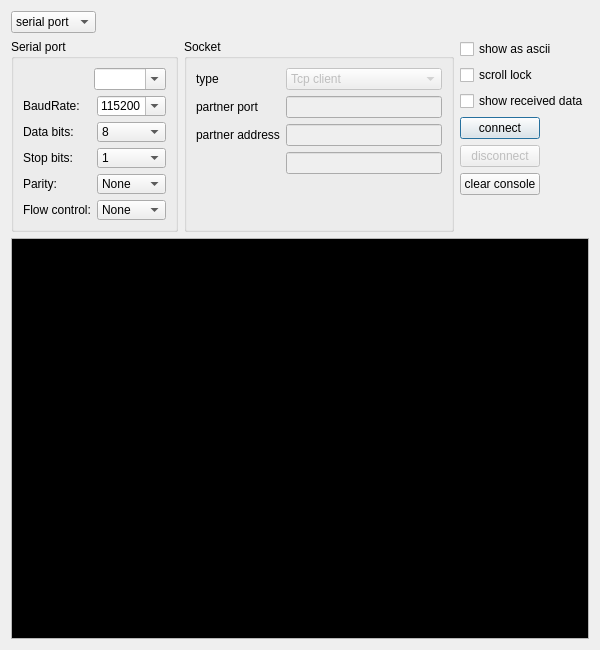
Before: the Qt Designer form ScriptCommunicator/exampleScripts/WorkerScripts/Sniffer/snifferExample.ui in szieke/ScriptCommunicator_serial-terminal, drawn with Qt 5.
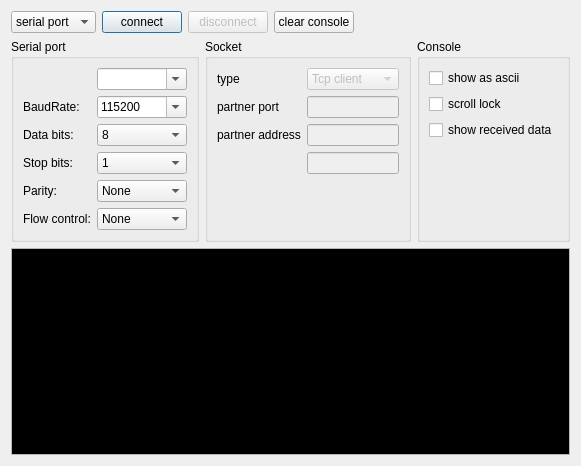
After: the same form once the commit is applied.

What changed in the file:
```diff
--- a/ScriptCommunicator/exampleScripts/WorkerScripts/Sniffer/snifferExample.ui
+++ b/ScriptCommunicator/exampleScripts/WorkerScripts/Sniffer/snifferExample.ui
@@ -6,8 +6,8 @@
    <rect>
     <x>0</x>
     <y>0</y>
-    <width>600</width>
-    <height>650</height>
+    <width>569</width>
+    <height>466</height>
    </rect>
   </property>
   <property name="sizePolicy">
@@ -18,8 +18,8 @@
   </property>
   <property name="minimumSize">
    <size>
-    <width>600</width>
-    <height>650</height>
+    <width>0</width>
+    <height>0</height>
    </size>
   </property>
   <property name="maximumSize">
@@ -48,6 +48,30 @@
        </item>
       </widget>
      </item>
+     <item>
+      <widget class="QPushButton" name="connectButton">
+       <property name="text">
+        <string>connect</string>
+       </property>
+      </widget>
+     </item>
+     <item>
+      <widget class="QPushButton" name="disconnectButton">
+       <property name="enabled">
+        <bool>false</bool>
+       </property>
+       <property name="text">
+        <string>disconnect</string>
+       </property>
+      </widget>
+     </item>
+     <item>
+      <widget class="QPushButton" name="clearConsoleButton">
+       <property name="text">
+        <string>clear console</string>
+       </property>
+      </widget>
+     </item>
      <item>
       <spacer name="horizontalSpacer_3">
        <property name="orientation">
@@ -70,27 +94,18 @@
        <property name="title">
         <string>Serial port</string>
        </property>
-       <layout class="QVBoxLayout" name="verticalLayout">
-        <item>
-         <layout class="QHBoxLayout" name="horizontalLayout" stretch="0,0">
-          <item>
-           <spacer name="horizontalSpacer">
-            <property name="orientation">
-             <enum>Qt::Horizontal</enum>
-            </property>
-            <property name="sizeHint" stdset="0">
-             <size>
-              <width>40</width>
-              <height>20</height>
-             </size>
-            </property>
-           </spacer>
-          </item>
-          <item>
+       <layout class="QGridLayout" name="gridLayout">
+        <item row="0" column="1">
            <widget class="QComboBox" name="serialPortInfoListBox">
+          <property name="sizePolicy">
+           <sizepolicy hsizetype="Preferred" vsizetype="Expanding">
+            <horstretch>0</horstretch>
+            <verstretch>0</verstretch>
+           </sizepolicy>
+          </property>
             <property name="minimumSize">
              <size>
-              <width>69</width>
+            <width>0</width>
               <height>0</height>
              </size>
             </property>
@@ -99,37 +114,146 @@
             </property>
            </widget>
           </item>
-         </layout>
+        <item row="0" column="0">
+         <spacer name="horizontalSpacer">
+          <property name="orientation">
+           <enum>Qt::Horizontal</enum>
+          </property>
+          <property name="sizeHint" stdset="0">
+           <size>
+            <width>40</width>
+            <height>20</height>
+           </size>
+          </property>
+         </spacer>
         </item>
-        <item>
-         <layout class="QVBoxLayout" name="verticalLayout_6">
-          <item>
-           <layout class="QHBoxLayout" name="horizontalLayout_10">
-            <item>
+        <item row="3" column="0">
+         <widget class="QLabel" name="stopBitsLabel">
+          <property name="text">
+           <string>Stop bits:</string>
+          </property>
+         </widget>
+        </item>
+        <item row="1" column="0">
              <widget class="QLabel" name="baudRateLabel">
               <property name="text">
                <string>BaudRate:</string>
               </property>
              </widget>
             </item>
+        <item row="3" column="1">
+         <widget class="QComboBox" name="stopBitsBox">
+          <property name="sizePolicy">
+           <sizepolicy hsizetype="Expanding" vsizetype="Expanding">
+            <horstretch>0</horstretch>
+            <verstretch>0</verstretch>
+           </sizepolicy>
+          </property>
+          <property name="minimumSize">
+           <size>
+            <width>0</width>
+            <height>0</height>
+           </size>
+          </property>
+          <property name="maximumSize">
+           <size>
+            <width>16777215</width>
+            <height>16777215</height>
+           </size>
+          </property>
             <item>
+           <property name="text">
+            <string>1</string>
+           </property>
+          </item>
+          <item>
+           <property name="text">
+            <string>1.5</string>
+           </property>
+          </item>
+          <item>
+           <property name="text">
+            <string>2</string>
+           </property>
+          </item>
+         </widget>
+        </item>
+        <item row="2" column="0">
+         <widget class="QLabel" name="dataBitsLabel">
+          <property name="text">
+           <string>Data bits:</string>
+          </property>
+         </widget>
+        </item>
+        <item row="2" column="1">
+         <widget class="QComboBox" name="dataBitsBox">
+          <property name="sizePolicy">
+           <sizepolicy hsizetype="Expanding" vsizetype="Expanding">
+            <horstretch>0</horstretch>
+            <verstretch>0</verstretch>
+           </sizepolicy>
+          </property>
+          <property name="minimumSize">
+           <size>
+            <width>0</width>
+            <height>0</height>
+           </size>
+          </property>
+          <property name="maximumSize">
+           <size>
+            <width>16777215</width>
+            <height>16777215</height>
+           </size>
+          </property>
+          <property name="baseSize">
+           <size>
+            <width>69</width>
+            <height>20</height>
+           </size>
+          </property>
+          <property name="currentText">
+           <string>8</string>
+          </property>
+          <item>
+           <property name="text">
+            <string>8</string>
+           </property>
+          </item>
+          <item>
+           <property name="text">
+            <string>7</string>
+           </property>
+          </item>
+          <item>
+           <property name="text">
+            <string>6</string>
+           </property>
+          </item>
+          <item>
+           <property name="text">
+            <string>5</string>
+           </property>
+          </item>
+         </widget>
+        </item>
+        <item row="1" column="1">
              <widget class="QComboBox" name="baudRateBox">
               <property name="sizePolicy">
-               <sizepolicy hsizetype="Fixed" vsizetype="Fixed">
+           <sizepolicy hsizetype="Expanding" vsizetype="Expanding">
                 <horstretch>0</horstretch>
                 <verstretch>0</verstretch>
                </sizepolicy>
               </property>
               <property name="minimumSize">
                <size>
-                <width>69</width>
-                <height>20</height>
+            <width>0</width>
+            <height>0</height>
                </size>
               </property>
               <property name="maximumSize">
                <size>
-                <width>69</width>
-                <height>20</height>
+            <width>16777215</width>
+            <height>16777215</height>
                </size>
               </property>
               <property name="baseSize">
@@ -186,145 +310,24 @@
               </item>
              </widget>
             </item>
-           </layout>
-          </item>
-          <item>
-           <layout class="QHBoxLayout" name="horizontalLayout_11">
-            <item>
-             <widget class="QLabel" name="dataBitsLabel">
-              <property name="text">
-               <string>Data bits:</string>
-              </property>
-             </widget>
-            </item>
-            <item>
-             <widget class="QComboBox" name="dataBitsBox">
-              <property name="sizePolicy">
-               <sizepolicy hsizetype="Fixed" vsizetype="Fixed">
-                <horstretch>0</horstretch>
-                <verstretch>0</verstretch>
-               </sizepolicy>
-              </property>
-              <property name="minimumSize">
-               <size>
-                <width>69</width>
-                <height>20</height>
-               </size>
-              </property>
-              <property name="maximumSize">
-               <size>
-                <width>69</width>
-                <height>20</height>
-               </size>
-              </property>
-              <property name="baseSize">
-               <size>
-                <width>69</width>
-                <height>20</height>
-               </size>
-              </property>
-              <property name="currentText">
-               <string>8</string>
-              </property>
-              <item>
-               <property name="text">
-                <string>8</string>
-               </property>
-              </item>
-              <item>
-               <property name="text">
-                <string>7</string>
-               </property>
-              </item>
-              <item>
-               <property name="text">
-                <string>6</string>
-               </property>
-              </item>
-              <item>
-               <property name="text">
-                <string>5</string>
-               </property>
-              </item>
-             </widget>
-            </item>
-           </layout>
-          </item>
-          <item>
-           <layout class="QHBoxLayout" name="horizontalLayout_9">
-            <item>
-             <widget class="QLabel" name="stopBitsLabel">
-              <property name="text">
-               <string>Stop bits:</string>
-              </property>
-             </widget>
-            </item>
-            <item>
-             <widget class="QComboBox" name="stopBitsBox">
-              <property name="sizePolicy">
-               <sizepolicy hsizetype="Fixed" vsizetype="Fixed">
-                <horstretch>0</horstretch>
-                <verstretch>0</verstretch>
-               </sizepolicy>
-              </property>
-              <property name="minimumSize">
-               <size>
-                <width>69</width>
-                <height>20</height>
-               </size>
-              </property>
-              <property name="maximumSize">
-               <size>
-                <width>69</width>
-                <height>20</height>
-               </size>
-              </property>
-              <item>
-               <property name="text">
-                <string>1</string>
-               </property>
-              </item>
-              <item>
-               <property name="text">
-                <string>1.5</string>
-               </property>
-              </item>
-              <item>
-               <property name="text">
-                <string>2</string>
-               </property>
-              </item>
-             </widget>
-            </item>
-           </layout>
-          </item>
-          <item>
-           <layout class="QHBoxLayout" name="horizontalLayout_8">
-            <item>
-             <widget class="QLabel" name="parityLabel">
-              <property name="text">
-               <string>Parity:</string>
-              </property>
-             </widget>
-            </item>
-            <item>
+        <item row="4" column="1">
              <widget class="QComboBox" name="parityBox">
               <property name="sizePolicy">
-               <sizepolicy hsizetype="Fixed" vsizetype="Fixed">
+           <sizepolicy hsizetype="Expanding" vsizetype="Expanding">
                 <horstretch>0</horstretch>
                 <verstretch>0</verstretch>
                </sizepolicy>
               </property>
               <property name="minimumSize">
                <size>
-                <width>69</width>
-                <height>20</height>
+            <width>0</width>
+            <height>0</height>
                </size>
               </property>
               <property name="maximumSize">
                <size>
-                <width>69</width>
-                <height>20</height>
+            <width>16777215</width>
+            <height>16777215</height>
                </size>
               </property>
               <item>
@@ -354,35 +357,38 @@
               </item>
              </widget>
             </item>
-           </layout>
-          </item>
-          <item>
-           <layout class="QHBoxLayout" name="horizontalLayout_12" stretch="0,0">
-            <item>
+        <item row="4" column="0">
+         <widget class="QLabel" name="parityLabel">
+          <property name="text">
+           <string>Parity:</string>
+          </property>
+         </widget>
+        </item>
+        <item row="5" column="0">
              <widget class="QLabel" name="flowControlLabel">
               <property name="text">
                <string>Flow control:</string>
               </property>
              </widget>
             </item>
-            <item>
+        <item row="5" column="1">
              <widget class="QComboBox" name="flowControlBox">
               <property name="sizePolicy">
-               <sizepolicy hsizetype="Fixed" vsizetype="Fixed">
+           <sizepolicy hsizetype="Expanding" vsizetype="Expanding">
                 <horstretch>0</horstretch>
                 <verstretch>0</verstretch>
                </sizepolicy>
               </property>
               <property name="minimumSize">
                <size>
-                <width>69</width>
-                <height>20</height>
+            <width>0</width>
+            <height>0</height>
                </size>
               </property>
               <property name="maximumSize">
                <size>
-                <width>69</width>
-                <height>20</height>
+            <width>16777215</width>
+            <height>16777215</height>
                </size>
               </property>
               <item>
@@ -403,11 +409,6 @@
              </widget>
             </item>
            </layout>
-          </item>
-         </layout>
-        </item>
-       </layout>
-       <zorder></zorder>
       </widget>
      </item>
      <item>
@@ -437,6 +438,12 @@
           <property name="enabled">
            <bool>false</bool>
           </property>
+          <property name="sizePolicy">
+           <sizepolicy hsizetype="Expanding" vsizetype="Fixed">
+            <horstretch>0</horstretch>
+            <verstretch>0</verstretch>
+           </sizepolicy>
+          </property>
           <item>
            <property name="text">
             <string>Tcp client</string>
@@ -506,61 +513,63 @@
       </widget>
      </item>
      <item>
-      <layout class="QFormLayout" name="formLayout_2">
-       <property name="fieldGrowthPolicy">
-        <enum>QFormLayout::AllNonFixedFieldsGrow</enum>
+      <widget class="QGroupBox" name="groupBox">
+       <property name="title">
+        <string>Console</string>
        </property>
-       <item row="1" column="0">
+       <layout class="QVBoxLayout" name="verticalLayout">
+        <item>
         <widget class="QCheckBox" name="showAsAsciiCheckBox">
          <property name="text">
           <string>show as ascii</string>
          </property>
         </widget>
        </item>
-       <item row="2" column="0">
+        <item>
         <widget class="QCheckBox" name="scrollLockCheckBox">
          <property name="text">
           <string>scroll lock</string>
          </property>
         </widget>
        </item>
-       <item row="3" column="0">
+        <item>
         <widget class="QCheckBox" name="showReceivedCheckBox">
          <property name="text">
           <string>show received data</string>
          </property>
         </widget>
        </item>
-       <item row="4" column="0">
-        <widget class="QPushButton" name="connectButton">
-         <property name="text">
-          <string>connect</string>
-         </property>
-        </widget>
-       </item>
-       <item row="5" column="0">
-        <widget class="QPushButton" name="disconnectButton">
-         <property name="enabled">
-          <bool>false</bool>
-         </property>
-         <property name="text">
-          <string>disconnect</string>
-         </property>
-        </widget>
-       </item>
-       <item row="6" column="0">
-        <widget class="QPushButton" name="clearConsoleButton">
-         <property name="text">
-          <string>clear console</string>
-         </property>
-        </widget>
-       </item>
-      </layout>
+        <item>
+         <spacer name="verticalSpacer">
+          <property name="orientation">
+           <enum>Qt::Vertical</enum>
+          </property>
+          <property name="sizeHint" stdset="0">
+           <size>
+            <width>20</width>
+            <height>40</height>
+           </size>
+          </property>
+         </spacer>
+        </item>
+       </layout>
+       <zorder></zorder>
+       <zorder>showAsAsciiCheckBox</zorder>
+       <zorder>scrollLockCheckBox</zorder>
+       <zorder>showReceivedCheckBox</zorder>
+       <zorder>verticalSpacer</zorder>
+      </widget>
      </item>
     </layout>
    </item>
    <item>
     <widget class="QTextEdit" name="scriptConsole">
+     <property name="sizePolicy">
+      <sizepolicy hsizetype="Minimum" vsizetype="Minimum">
+       <horstretch>0</horstretch>
+       <verstretch>0</verstretch>
+      </sizepolicy>
+     </property>
      <property name="palette">
       <palette>
        <active>
```
Lines whose indentation alone changed are shown as unchanged.
